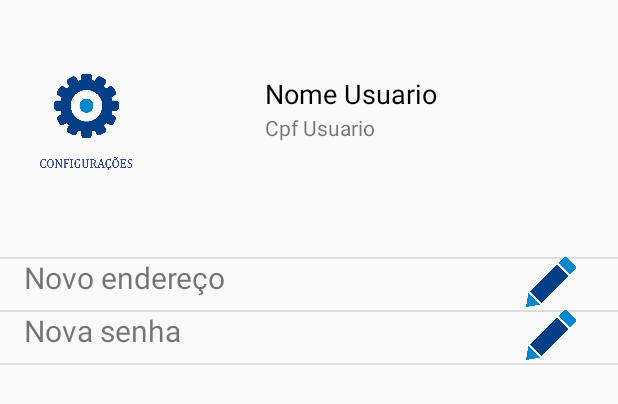
After one commit to EdmilsonMedeiros/SSF, an Android app: the layout activity_config.xml on its own in the app's theme, with its tools: preview values and no code run, on a phone screen of 412 x 824 dp. The commit adds this screen. Shown: the top 404 px of the screen. Run offline under Robolectric (Android 15) with nearby library versions, the phone set to English and light mode, and no system bars; network calls fail.

Commit message:
Adicionada Activity de 'Configurações' e padronizado o layout de 'Agendamento'

```diff
--- /dev/null
+++ b/SusSemFila/app/src/main/res/layout/activity_config.xml
@@ -0,0 +1,105 @@
+<?xml version="1.0" encoding="utf-8"?>
+<RelativeLayout xmlns:android="http://schemas.android.com/apk/res/android"
+    xmlns:app="http://schemas.android.com/apk/res-auto"
+    xmlns:tools="http://schemas.android.com/tools"
+    android:layout_width="match_parent"
+    android:layout_height="match_parent"
+    tools:context=".ConfigActivity">
+
+    <ImageView
+        android:id="@+id/imageView3"
+        android:layout_width="115dp"
+        android:layout_height="118dp"
+        android:layout_alignParentStart="true"
+        android:layout_alignParentTop="true"
+        android:layout_marginTop="13dp"
+        app:layout_constraintEnd_toEndOf="parent"
+        app:layout_constraintTop_toTopOf="parent"
+        app:srcCompat="@drawable/botaoconfiguracoes" />
+
+    <TextView
+        android:id="@+id/tvNomeUsuario"
+        android:layout_width="200dp"
+        android:layout_height="25dp"
+        android:layout_alignParentEnd="true"
+        android:layout_alignParentTop="true"
+        android:layout_marginEnd="35dp"
+        android:layout_marginTop="50dp"
+        android:text="Nome Usuario"
+        android:textColor="@color/black"
+        android:textSize="18sp"
+        app:layout_constraintEnd_toEndOf="parent"
+        app:layout_constraintTop_toTopOf="parent" />
+
+    <TextView
+        android:id="@+id/tvCpfUsuario"
+        android:layout_width="200dp"
+        android:layout_height="wrap_content"
+        android:layout_alignStart="@+id/tvNomeUsuario"
+        android:layout_below="@+id/tvNomeUsuario"
+        android:text="Cpf Usuario"
+        app:layout_constraintEnd_toEndOf="parent"
+        app:layout_constraintTop_toBottomOf="@+id/tvNomeUsuario" />
+
+    <View
+        android:id="@+id/divider"
+        android:layout_width="match_parent"
+        android:layout_height="1dp"
+        android:layout_alignParentStart="true"
+        android:layout_alignParentTop="true"
+        android:layout_marginTop="171dp"
+        android:background="?android:attr/listDivider" />
+
+    <TextView
+        android:id="@+id/textView"
+        android:layout_width="270dp"
+        android:layout_height="35dp"
+        android:layout_alignParentStart="true"
+        android:layout_alignTop="@+id/divider"
+        android:layout_marginStart="16dp"
+        android:text="Novo endereço"
+        android:textSize="20sp" />
+
+    <View
+        android:id="@+id/divider2"
+        android:layout_width="match_parent"
+        android:layout_height="1dp"
+        android:layout_alignParentStart="true"
+        android:layout_below="@+id/textView"
+        android:background="?android:attr/listDivider" />
+
+    <TextView
+        android:id="@+id/textView2"
+        android:layout_width="270dp"
+        android:layout_height="35dp"
+        android:layout_alignStart="@+id/textView"
+        android:layout_below="@+id/textView"
+        android:text="Nova senha"
+        android:textSize="20sp" />
+
+    <View
+        android:id="@+id/divider3"
+        android:layout_width="match_parent"
+        android:layout_height="1dp"
+        android:layout_alignParentStart="true"
+        android:layout_below="@+id/textView2"
+        android:background="?android:attr/listDivider" />
+
+    <ImageView
+        android:id="@+id/imageView4"
+        android:layout_width="37dp"
+        android:layout_height="33dp"
+        android:layout_alignStart="@+id/imageView5"
+        android:layout_alignTop="@+id/divider"
+        app:srcCompat="@drawable/editar" />
+
+    <ImageView
+        android:id="@+id/imageView5"
+        android:layout_width="37dp"
+        android:layout_height="33dp"
+        android:layout_alignParentEnd="true"
+        android:layout_below="@+id/textView"
+        android:layout_marginEnd="26dp"
+        app:srcCompat="@drawable/editar" />
+
+</RelativeLayout>
--- a/SusSemFila/app/src/main/res/layout/spinner_item.xml
+++ b/SusSemFila/app/src/main/res/layout/spinner_item.xml
@@ -7,6 +7,7 @@
     android:textSize="20sp"
     android:gravity="left"
     android:textColor="@color/black"
+    android:text=""
     android:padding="5dip"
-    android:background="@color/white"
+
     />
--- a/SusSemFila/app/src/main/res/values/colors.xml
+++ b/SusSemFila/app/src/main/res/values/colors.xml
@@ -1,6 +1,6 @@
 <?xml version="1.0" encoding="utf-8"?>
 <resources>
-    <color name="colorPrimary">#415AB4</color>
+    <color name="colorPrimary">#415ab4</color>
     <color name="colorPrimaryDark">#303F9F</color>
     <color name="colorAccent">#FF4081</color>
     <color name="black">#000000</color>
```
Also changed, not shown: SusSemFila/app/src/main/AndroidManifest.xml (+16 -11 lines), SusSemFila/app/src/main/java/br/com/geekstorm/sussemfila/AgendamentoActivity.java (+25 -2 lines), SusSemFila/app/src/main/java/br/com/geekstorm/sussemfila/ConfigActivity.java (added, +39 -0 lines), SusSemFila/app/src/main/java/br/com/geekstorm/sussemfila/MainActivity.java (+14 -1 lines), SusSemFila/app/src/main/res/layout/activity_agendamento.xml (+99 -34 lines), SusSemFila/app/build.gradle (line endings or trailing spaces), SusSemFila/app/src/main/res/drawable/editar.png (added).
